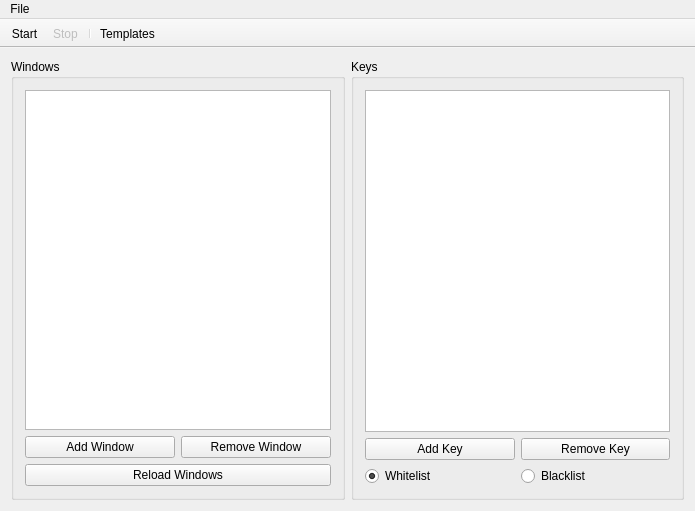
First picture: the form in Disseminate.ui, repository jhanssen/Disseminate, before the edit.
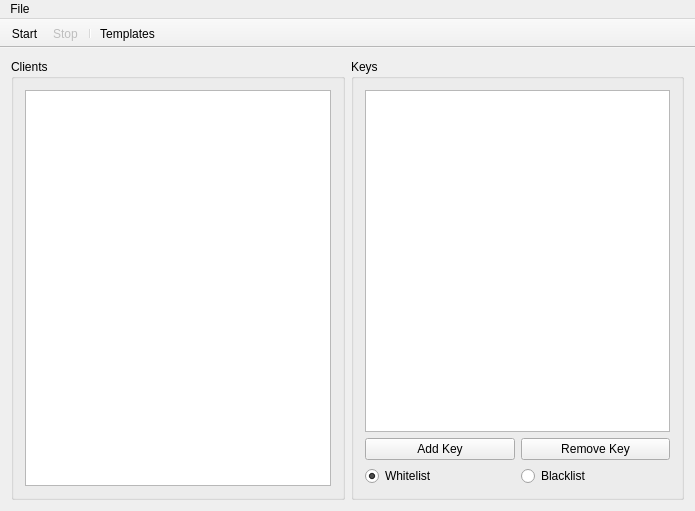
Second picture: the form after the edit. Icons and pictures are not drawn.

Commit message: Start refactoring UI code to account for clients, not windows

```diff
--- a/Disseminate.ui
+++ b/Disseminate.ui
@@ -18,36 +18,11 @@
     <item>
      <widget class="QGroupBox" name="windowGroup">
       <property name="title">
-       <string>Windows</string>
+       <string>Clients</string>
       </property>
       <layout class="QVBoxLayout" name="verticalLayout_2">
        <item>
-        <widget class="QListWidget" name="windowList"/>
-       </item>
-       <item>
-        <layout class="QHBoxLayout" name="horizontalLayout_3">
-         <item>
-          <widget class="QPushButton" name="addWindow">
-           <property name="text">
-            <string>Add Window</string>
-           </property>
-          </widget>
-         </item>
-         <item>
-          <widget class="QPushButton" name="removeWindow">
-           <property name="text">
-            <string>Remove Window</string>
-           </property>
-          </widget>
-         </item>
-        </layout>
-       </item>
-       <item>
-        <widget class="QPushButton" name="reloadWindows">
-         <property name="text">
-          <string>Reload Windows</string>
-         </property>
-        </widget>
+        <widget class="QListWidget" name="clientList"/>
        </item>
       </layout>
      </widget>
```
Left out of the diff: 2 changed lines with no effect on the pictures. The commit also changes 11 other files.
